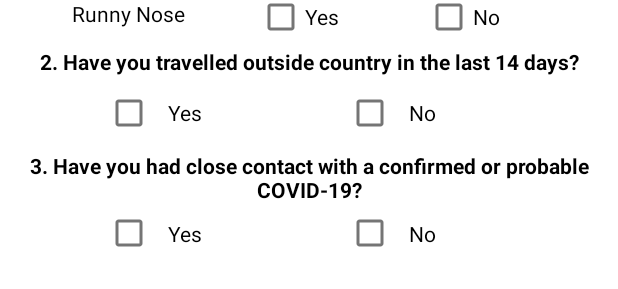
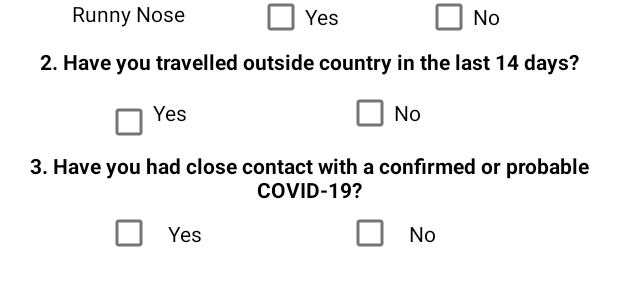
Before and after one commit to harkaran3009/CovidAssessment, an Android app: the layout covid_assessment.xml on its own in the app's theme, with its tools: preview values and no code run, on a phone screen of 412 x 824 dp. Shown: the part 512-801 px from the top of the screen. Run offline under Robolectric (Android 15) with nearby library versions, the phone set to English and light mode, and no system bars.

Commit message:
Completed Assessment module

```diff
--- a/app/build.gradle
+++ b/app/build.gradle
@@ -31,6 +31,7 @@ android {
 dependencies {
 
     implementation 'androidx.appcompat:appcompat:1.1.0'
+    implementation 'androidx.core:core:1.3.0'
     implementation 'com.google.android.material:material:1.1.0'
     implementation 'androidx.constraintlayout:constraintlayout:1.1.3'
     implementation 'androidx.navigation:navigation-fragment:2.2.2'
--- a/app/src/main/AndroidManifest.xml
+++ b/app/src/main/AndroidManifest.xml
@@ -10,6 +10,7 @@
         android:supportsRtl="true"
         android:theme="@style/Theme.CovidAssessment">
         <activity android:name=".CovidAssessment"></activity>
+        <activity android:name=".AssessmentResult"></activity>
         <activity
             android:name=".MainActivity"
             android:label="@string/app_name"
--- a/app/src/main/res/layout/covid_assessment.xml
+++ b/app/src/main/res/layout/covid_assessment.xml
@@ -136,31 +136,31 @@
                             android:orientation="vertical">
 
                             <CheckBox
-                                android:id="@+id/checkBox"
+                                android:id="@+id/checkBox1Yes"
                                 android:layout_width="match_parent"
                                 android:layout_height="20dp"
                                 android:text="@string/covid_assessment_ques1_chkbx1" />
 
                             <CheckBox
-                                android:id="@+id/checkBox2"
+                                android:id="@+id/checkBox2Yes"
                                 android:layout_width="match_parent"
                                 android:layout_height="35dp"
                                 android:text="@string/covid_assessment_ques1_chkbx1" />
 
                             <CheckBox
-                                android:id="@+id/checkBox3"
+                                android:id="@+id/checkBox3Yes"
                                 android:layout_width="match_parent"
                                 android:layout_height="20dp"
                                 android:text="@string/covid_assessment_ques1_chkbx1" />
 
                             <CheckBox
-                                android:id="@+id/checkBox4"
+                                android:id="@+id/checkBox4Yes"
                                 android:layout_width="match_parent"
                                 android:layout_height="35dp"
                                 android:text="@string/covid_assessment_ques1_chkbx1" />
 
                             <CheckBox
-                                android:id="@+id/checkBox5"
+                                android:id="@+id/checkBox5Yes"
                                 android:layout_width="match_parent"
                                 android:layout_height="wrap_content"
                                 android:text="@string/covid_assessment_ques1_chkbx1" />
@@ -172,31 +172,31 @@
                             android:orientation="vertical">
 
                             <CheckBox
-                                android:id="@+id/checkBox6"
+                                android:id="@+id/checkBox1No"
                                 android:layout_width="match_parent"
                                 android:layout_height="21dp"
                                 android:text="@string/covid_assessment_ques1_chkbx2" />
 
                             <CheckBox
-                                android:id="@+id/checkBox7"
+                                android:id="@+id/checkBox2No"
                                 android:layout_width="match_parent"
                                 android:layout_height="35dp"
                                 android:text="@string/covid_assessment_ques1_chkbx2" />
 
                             <CheckBox
-                                android:id="@+id/checkBox8"
+                                android:id="@+id/checkBox3No"
                                 android:layout_width="match_parent"
                                 android:layout_height="20dp"
                                 android:text="@string/covid_assessment_ques1_chkbx2" />
 
                             <CheckBox
-                                android:id="@+id/checkBox10"
+                                android:id="@+id/checkBox4No"
                                 android:layout_width="match_parent"
                                 android:layout_height="34dp"
                                 android:text="@string/covid_assessment_ques1_chkbx2" />
 
                             <CheckBox
-                                android:id="@+id/checkBox9"
+                                android:id="@+id/checkBox5No"
                                 android:layout_width="match_parent"
                                 android:layout_height="wrap_content"
                                 android:text="@string/covid_assessment_ques1_chkbx2" />
@@ -223,31 +223,24 @@
                         android:layout_width="match_parent"
                         android:layout_height="31dp"
                         android:orientation="horizontal"
-                        android:paddingLeft="10dp"
-                        android:paddingRight="20dp">
+                        android:paddingLeft="70dp"
+                        android:paddingRight="25dp">
 
                         <CheckBox
-                            android:id="@+id/checkBox11"
-                            android:layout_width="10dp"
+                            android:id="@+id/checkBox6Yes"
+                            android:layout_width="wrap_content"
                             android:layout_height="wrap_content"
-                            android:layout_gravity="center"
                             android:layout_weight="1"
-                            android:foregroundGravity="center"
-                            android:gravity="center"
-                            android:paddingLeft="10dp"
+                            android:gravity="clip_vertical|start"
                             android:text="@string/covid_assessment_ques1_chkbx1"
-                            android:textAlignment="viewStart"
-                            android:translationX="60dp" />
+                            android:textAlignment="viewStart" />
 
                         <CheckBox
-                            android:id="@+id/checkBox12"
-                            android:layout_width="10dp"
+                            android:id="@+id/checkBox6No"
+                            android:layout_width="wrap_content"
                             android:layout_height="wrap_content"
                             android:layout_weight="1"
-                            android:paddingLeft="10dp"
-                            android:paddingRight="10dp"
-                            android:text="@string/covid_assessment_ques1_chkbx2"
-                            android:translationX="30dp" />
+                            android:text="@string/covid_assessment_ques1_chkbx2" />
                     </LinearLayout>
 
                     <LinearLayout
@@ -274,7 +267,7 @@
                         android:paddingRight="25dp">
 
                         <CheckBox
-                            android:id="@+id/checkBox13"
+                            android:id="@+id/checkBox7Yes"
                             android:layout_width="wrap_content"
                             android:layout_height="wrap_content"
                             android:layout_weight="1"
@@ -282,7 +275,7 @@
                             android:text="@string/covid_assessment_ques1_chkbx1" />
 
                         <CheckBox
-                            android:id="@+id/checkBox14"
+                            android:id="@+id/checkBox7No"
                             android:layout_width="wrap_content"
                             android:layout_height="wrap_content"
                             android:layout_weight="1"
```
Also changed, not shown: app/src/main/java/com/example/covidassessment/AssessmentResult.java (added, +36 -0 lines), app/src/main/java/com/example/covidassessment/CovidAssessment.java (+149 -22 lines), app/src/main/res/layout/assessment_result.xml (added, +22 -0 lines).
